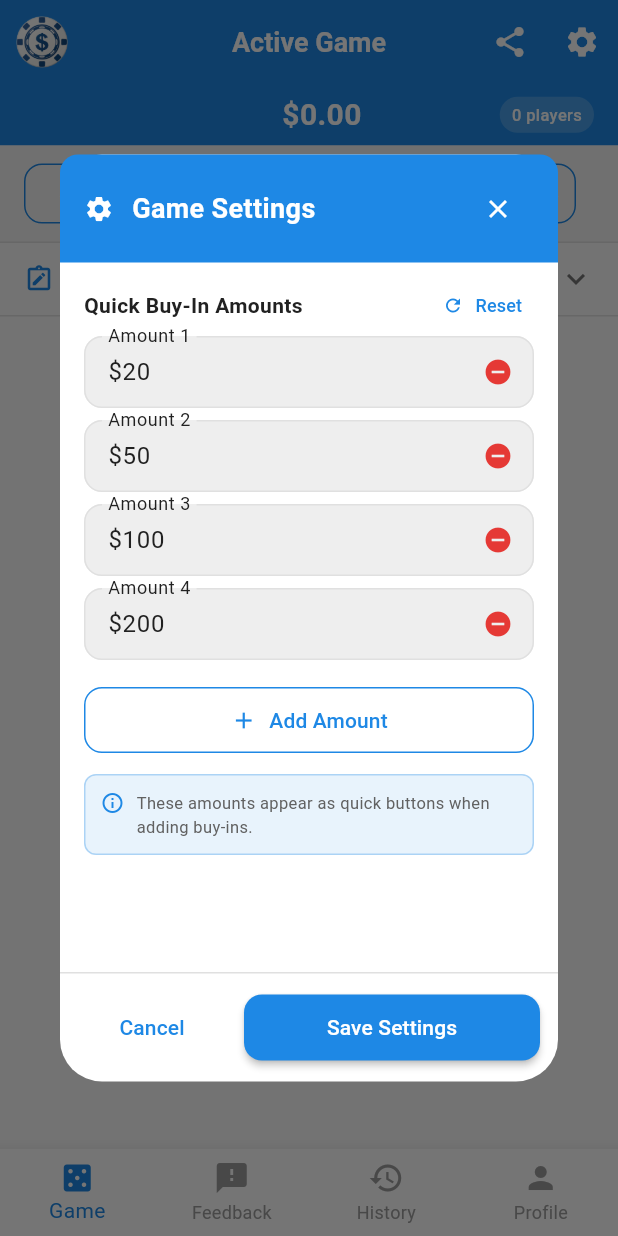
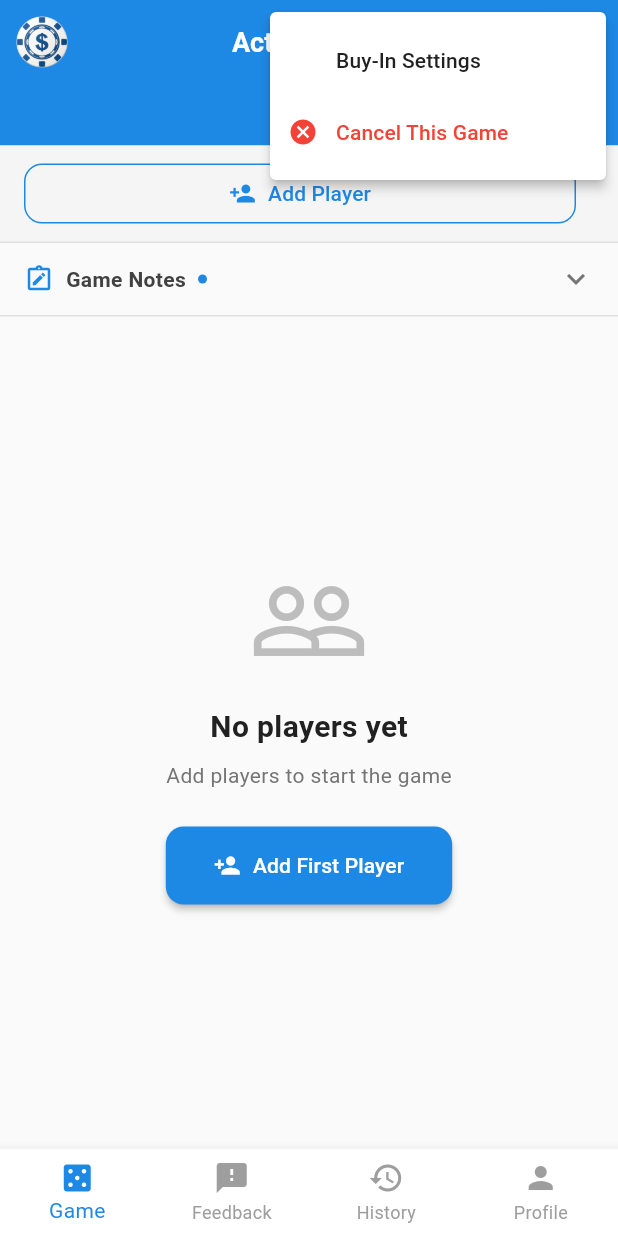
Before and after one commit to project44231/SplitExpenses, a Flutter app: the screen it shows after launch, after a tap on "Continue as Guest", after a tap on the "settings" icon, on a phone screen of 412 x 824 dp. Run offline on Flutter 3.47's test engine with Material 3 defaults, Android fonts, the phone set to English and light mode, and no system bars; our stand-ins replace cloud_firestore, device_info_plus, firebase_auth, firebase_core, firebase_storage, flutter_riverpod and 7 more; accounts and stored records are empty; statements that could not run were skipped.

Commit message:
Refactor Firebase configuration and enhance Firestore rules for guest user management
- Updated firebase.json to allow broader URL rewrites for routing.
- Enhanced Firestore rules to improve access for guest users, allowing public reads and simplified ownership checks for game and player data.
- Introduced new helper functions to streamline user authentication checks and data access permissions.
- Improved error handling and logging in the game loading process to provide better feedback for users.

```diff
--- a/lib/features/auth/screens/auth_screen.dart
+++ b/lib/features/auth/screens/auth_screen.dart
@@ -29,10 +29,10 @@ class _AuthScreenState extends ConsumerState<AuthScreen> {
             crossAxisAlignment: CrossAxisAlignment.stretch,
             children: [
               // App branding
-              const Icon(
-                Icons.casino,
-                size: 80,
-                color: AppTheme.primaryColor,
+              Image.asset(
+                'images/app_icon.png',
+                width: 100,
+                height: 100,
               ),
               const SizedBox(height: 16),
               Text(
--- a/lib/features/auth/services/auth_service.dart
+++ b/lib/features/auth/services/auth_service.dart
@@ -20,10 +20,10 @@ class AuthService {
     return _localStorage.getBool(AppConstants.isGuestModeKey) ?? false;
   }
 
-  /// Get current user ID (returns 'guest' for guest mode, Firebase UID for authenticated users)
+  /// Get current user ID (returns unique guest ID for guest mode, Firebase UID for authenticated users)
   String? get currentUserId {
     if (isGuestMode) {
-      return 'guest';
+      return _localStorage.getString('guestUserId') ?? 'guest';
     }
     return _firebaseAuth?.currentUser?.uid;
   }
@@ -31,7 +31,8 @@ class AuthService {
   /// Get current user (guest or authenticated)
   AppUser? getCurrentUser() {
     if (isGuestMode) {
-      return AppUser.guest();
+      final guestId = _localStorage.getString('guestUserId') ?? 'guest';
+      return AppUser.guest(guestId);
     }
 
     final firebaseUser = _firebaseAuth?.currentUser;
@@ -51,13 +52,23 @@ class AuthService {
   /// Sign in as guest
   Future<AppUser> signInAsGuest() async {
     await _localStorage.setBool(AppConstants.isGuestModeKey, true);
-    return AppUser.guest();
+
+    // Generate or retrieve unique guest ID
+    String? guestId = _localStorage.getString('guestUserId');
+    if (guestId == null) {
+      // Generate new unique guest ID
+      final uuid = DateTime.now().millisecondsSinceEpoch.toString();
+      guestId = 'guest_$uuid';
+      await _localStorage.setString('guestUserId', guestId);
+    }
+
+    return AppUser.guest(guestId);
   }
 
   /// Sign out
   Future<void> signOut() async {
     if (isGuestMode) {
-      // Clear guest mode flag
+      // Clear guest mode flag (but keep guestUserId for re-login)
       await _localStorage.remove(AppConstants.isGuestModeKey);
     } else {
       // Sign out from Firebase
@@ -216,7 +227,8 @@ class AuthService {
     if (_firebaseAuth == null) {
       // No Firebase, check guest mode
       if (isGuestMode) {
-        yield AppUser.guest();
+        final guestId = _localStorage.getString('guestUserId') ?? 'guest';
+        yield AppUser.guest(guestId);
       }
       return;
     }
@@ -234,7 +246,8 @@ class AuthService {
           lastLoginAt: DateTime.now(),
         );
       } else if (isGuestMode) {
-        yield AppUser.guest();
+        final guestId = _localStorage.getString('guestUserId') ?? 'guest';
+        yield AppUser.guest(guestId);
       } else {
         yield null;
       }
--- a/lib/features/game/screens/active_game_screen.dart
+++ b/lib/features/game/screens/active_game_screen.dart
@@ -604,6 +604,69 @@ class _ActiveGameScreenState extends ConsumerState<ActiveGameScreen> with Automa
     }
   }
 
+  Future<void> _showCancelGameDialog() async {
+    if (_currentGame == null) return;
+
+    final confirm = await showDialog<bool>(
+      context: context,
+      builder: (context) => AlertDialog(
+        title: const Text('Cancel This Game'),
+        content: const Text(
+          'Are you sure you want to cancel this game?\n\n'
+          'This will delete the current game and all buy-ins, and start a fresh game.',
+        ),
+        actions: [
+          TextButton(
+            onPressed: () => Navigator.pop(context, false),
+            child: const Text('No, Keep Game'),
+          ),
+          ElevatedButton(
+            onPressed: () => Navigator.pop(context, true),
+            style: ElevatedButton.styleFrom(
+              backgroundColor: AppTheme.errorColor,
+            ),
+            child: const Text('Yes, Cancel Game'),
+          ),
+        ],
+      ),
+    );
+
+    if (confirm == true && mounted) {
+      try {
+        // Delete the current game
+        await ref.read(gameProvider.notifier).deleteGame(_currentGame!.id);
+
+        // Create a new game
+        final newGame = await ref.read(gameProvider.notifier).getOrCreateCurrentGame();
+
+        if (mounted) {
+          setState(() {
+            _currentGame = newGame;
+            _isLoading = false;
+            _notesController.text = '';
+            _buyInsRefreshKey++;
+          });
+
+          ScaffoldMessenger.of(context).showSnackBar(
+            const SnackBar(
+              content: Text('Game cancelled. New game started.'),
+              duration: Duration(seconds: 2),
+            ),
+          );
+        }
+      } catch (e) {
+        if (mounted) {
+          ScaffoldMessenger.of(context).showSnackBar(
+            SnackBar(
+              content: Text('Error cancelling game: $e'),
+              backgroundColor: AppTheme.errorColor,
+            ),
+          );
+        }
+      }
+    }
+  }
+
   @override
   Widget build(BuildContext context) {
     super.build(context); // Required for AutomaticKeepAliveClientMixin
@@ -690,10 +753,38 @@ class _ActiveGameScreenState extends ConsumerState<ActiveGameScreen> with Automa
                     onPressed: _shareGame,
                     tooltip: 'Share Game',
                   ),
-                  IconButton(
+                  PopupMenuButton<String>(
                     icon: const Icon(Icons.settings),
-                    onPressed: _showGameSettingsDialog,
                     tooltip: 'Game Settings',
+                    onSelected: (value) {
+                      if (value == 'buy_in_settings') {
+                        _showGameSettingsDialog();
+                      } else if (value == 'cancel_game') {
+                        _showCancelGameDialog();
+                      }
+                    },
+                    itemBuilder: (context) => [
+                      const PopupMenuItem(
+                        value: 'buy_in_settings',
+                        child: Row(
+                          children: [
+                            Icon(Icons.attach_money, size: 20),
+                            SizedBox(width: 12),
+                            Text('Buy-In Settings'),
+                          ],
+                        ),
+                      ),
+                      const PopupMenuItem(
+                        value: 'cancel_game',
+                        child: Row(
+                          children: [
+                            Icon(Icons.cancel, size: 20, color: Colors.red),
+                            SizedBox(width: 12),
+                            Text('Cancel This Game', style: TextStyle(color: Colors.red)),
+                          ],
+                        ),
+                      ),
+                    ],
                   ),
                 ],
               ),
@@ -952,30 +1043,41 @@ class _ActiveGameScreenState extends ConsumerState<ActiveGameScreen> with Automa
                                           ),
                                           border: const OutlineInputBorder(),
                                           filled: true,
-                                          fillColor: Colors.blue.shade50,
-                                          contentPadding: const EdgeInsets.fromLTRB(12, 12, 48, 12),
+                                          fillColor: Colors.white,
+                                          contentPadding: const EdgeInsets.fromLTRB(12, 12, 12, 48),
                                         ),
                                       ),
                                       Positioned(
-                                        right: 4,
-                                        top: 4,
-                                        child: IconButton(
+                                        right: 8,
+                                        bottom: 28,
+                                        child: ElevatedButton.icon(
                                           onPressed: _isSavingNotes ? null : _saveNotes,
                                           icon: _isSavingNotes
                                               ? const SizedBox(
-                                                  width: 20,
-                                                  height: 20,
+                                                  width: 14,
+                                                  height: 14,
                                                   child: CircularProgressIndicator(
                                                     strokeWidth: 2,
-                                                    color: AppTheme.primaryColor,
+                                                    color: Colors.white,
                                                   ),
                                                 )
                                               : const Icon(
-                                                  Icons.check_circle,
-                                                  color: AppTheme.primaryColor,
-                                                  size: 28,
+                                                  Icons.save,
+                                                  size: 16,
                                                 ),
-                                          tooltip: 'Save Notes',
+                                          label: Text(
+                                            _isSavingNotes ? 'Saving...' : 'Save',
+                                            style: const TextStyle(fontSize: 13),
+                                          ),
+                                          style: ElevatedButton.styleFrom(
+                                            backgroundColor: AppTheme.primaryColor,
+                                            foregroundColor: Colors.white,
+                                            padding: const EdgeInsets.symmetric(horizontal: 12, vertical: 8),
+                                            shape: RoundedRectangleBorder(
+                                              borderRadius: BorderRadius.circular(6),
+                                            ),
+                                            elevation: 2,
+                                          ),
                                         ),
                                       ),
                                     ],
--- a/lib/models/app_user.dart
+++ b/lib/models/app_user.dart
@@ -19,9 +19,10 @@ class AppUser with _$AppUser {
   factory AppUser.fromJson(Map<String, dynamic> json) => _$AppUserFromJson(json);
 
   /// Create a guest user
-  factory AppUser.guest() => AppUser(
-        id: 'guest',
+  factory AppUser.guest([String? guestId]) => AppUser(
+        id: guestId ?? 'guest',
         email: 'guest@local',
+        displayName: 'Guest User',
         isGuest: true,
         createdAt: DateTime.now(),
       );
```
Also changed, not shown: firebase.json, 6 other files.
